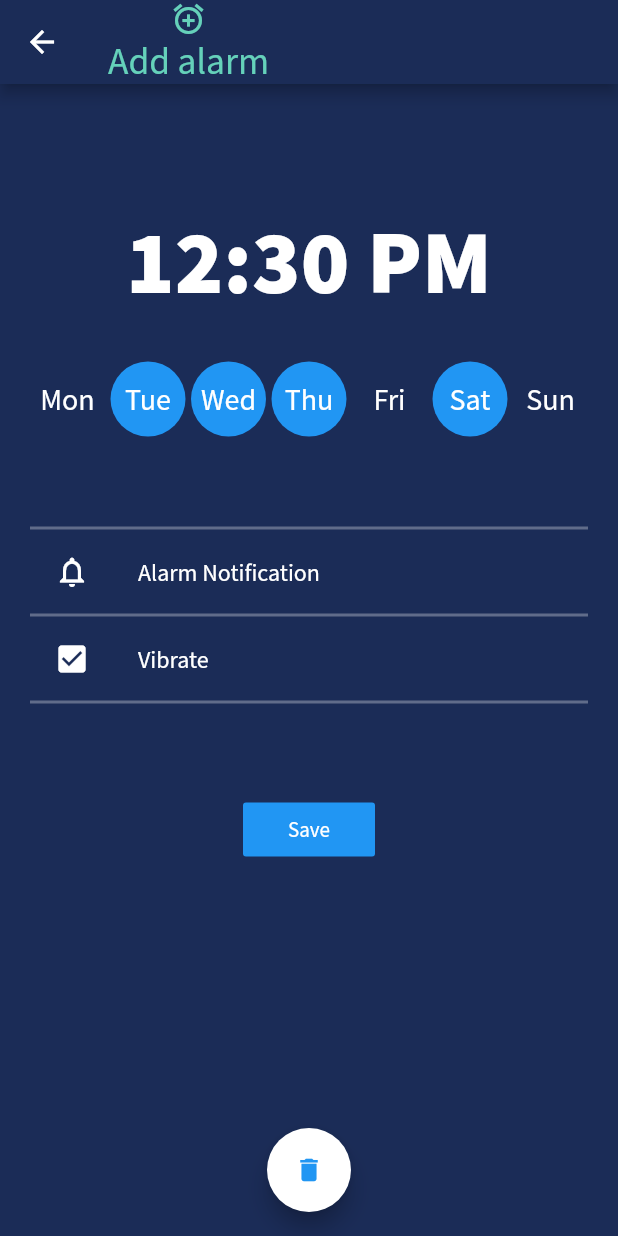
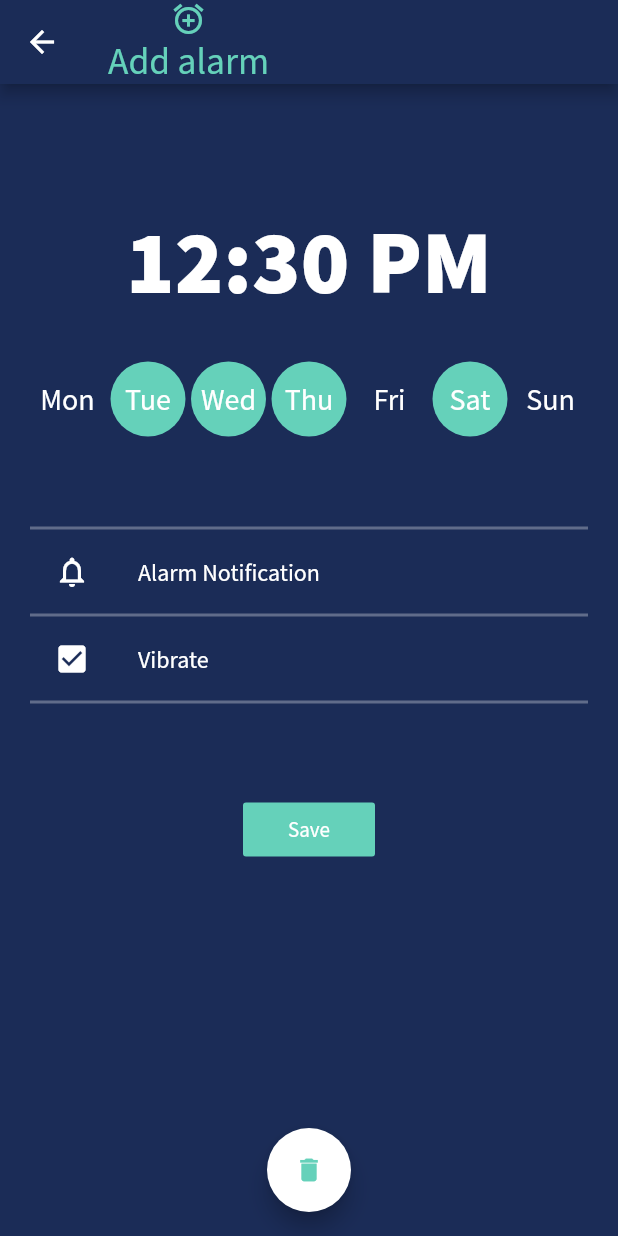
Before and after one commit to manudevcode/flutter_alarm_app, a Flutter app: the AddAlarm screen opened directly, on a phone screen of 412 x 824 dp. Run offline on Flutter 3.47's test engine with Material 2 defaults, Android fonts, the phone set to English and light mode, and no system bars.

Commit message:
New screens order

```diff
--- a/lib/main.dart
+++ b/lib/main.dart
@@ -1,9 +1,8 @@
-import 'dart:async';
 import 'package:flutter/material.dart';
 import 'package:flutter/cupertino.dart';
-import 'package:intl/intl.dart';
-import 'package:ui_clock_and_alarm/shapes_painter.dart';
-import 'package:ui_clock_and_alarm/widgets/alarm_item.dart';
+import 'package:ui_clock_and_alarm/add_alarm.dart';
+
+import 'home.dart';
 
 void main() => runApp(AlarmApp());
 
@@ -12,125 +11,22 @@ class AlarmApp extends StatefulWidget {
   _AlarmAppState createState() => _AlarmAppState();
 }
 
-class _AlarmAppState extends State<AlarmApp> with SingleTickerProviderStateMixin{
-
-  String _timeString;
-  TabController _tabController;
-
-  @override
-  void initState() {
-    super.initState();
-    _tabController = TabController(length: 4, vsync: this, initialIndex: 0);
-    _tabController.addListener(_handleTabIndex);
-
-    _timeString = _formatDateTime(DateTime.now());
-   Timer.periodic(Duration(seconds: 1), (Timer t) => _getTime());
-  }
-
-   @override
-  void dispose() {
-    _tabController.removeListener(_handleTabIndex);
-    _tabController.dispose();
-    super.dispose();
-  }
-
-  void _handleTabIndex() {
-    setState(() {});
-  }
-
-  void _getTime() {
-    final DateTime now = DateTime.now();
-    final String formattedDateTime = _formatDateTime(now);
-    setState(() {
-      _timeString = formattedDateTime;
-    });
-  }
-
-  String _formatDateTime(DateTime dateTime) {
-    return DateFormat('hh:mm').format(dateTime);
-  }
+class _AlarmAppState extends State<AlarmApp>{
 
   @override
   Widget build(BuildContext context) {
     return MaterialApp(
-      theme: ThemeData(fontFamily: 'SourceSansPro'),
+      initialRoute: '/',
+      routes: {
+        '/add-alarm': (context) => AddAlarm(),
+      },
+      theme: ThemeData(
+        fontFamily: 'SourceSansPro',
+        primaryColor: Color(0xff1B2C57),
+        accentColor: Color(0xff65D1BA)
+      ),
       debugShowCheckedModeBanner: false,
-      home: DefaultTabController(
-        length: 4,
-        child: Scaffold(
-          appBar: AppBar(
-            backgroundColor: Color(0xff1B2C57),
-            bottom: TabBar(
-              controller: _tabController,
-              indicatorColor: Color(0xff65D1BA),
-              indicatorWeight: 4.0,
-              tabs: [
-                Tab(icon: Icon(Icons.access_time), text: 'Clock',),
-                Tab(icon: Icon(Icons.alarm), text: 'Alarm'),
-                Tab(icon: Icon(Icons.hourglass_empty), text: 'Timer'),
-                Tab(icon: Icon(Icons.timer), text: 'Stopwatch'),
-              ],
-            ),
-          ),
-          body: Container(
-            color: Color(0xff1B2C57),
-            child: TabBarView(
-              controller: _tabController,
-              children: [
-                Container(
-                  child: Column(
-                    children: <Widget>[
-                      Padding(
-                        padding: EdgeInsets.all(8.0),
-                        child: CustomPaint(
-                          painter: ShapesPainter(),
-                          child: Container(height: 500,),
-                        ),
-                      ),
-                      Text(_timeString.toString(), style: TextStyle(
-                        color: Colors.white,
-                        fontSize: 50.0,
-                        fontWeight: FontWeight.bold,
-                        fontFamily: 'SourceSansPro'
-                      ),)
-                    ],
-                  ),
-                ),
-                Container(
-                  child: ListView(
-                    children: <Widget>[
-                      alarmItem(_timeString, true),
-                      alarmItem(_timeString, true),
-                      alarmItem(_timeString, false),
-                      alarmItem(_timeString, false),
-                    ],
-                  ),
-                ),
-                Icon(Icons.hourglass_empty),
-                Icon(Icons.timer),
-              ],
-            ),
-          ),
-          floatingActionButton: _bottomButtons(),
-          floatingActionButtonLocation: FloatingActionButtonLocation.centerFloat,
-        ),
-      ),
+      home: Home()
     );
   }
-
-  Widget _bottomButtons() {
-    return _tabController.index == 1
-      ?FloatingActionButton(
-        shape: StadiumBorder(),
-        onPressed: (){
-
-        },
-        backgroundColor: Color(0xff65D1BA),
-        child: Icon(
-          Icons.edit,
-          size: 20.0,
-        ),
-      )
-      :null;
-  }
 }
```
Also changed, not shown: lib/home.dart (added, +131 -0 lines).
